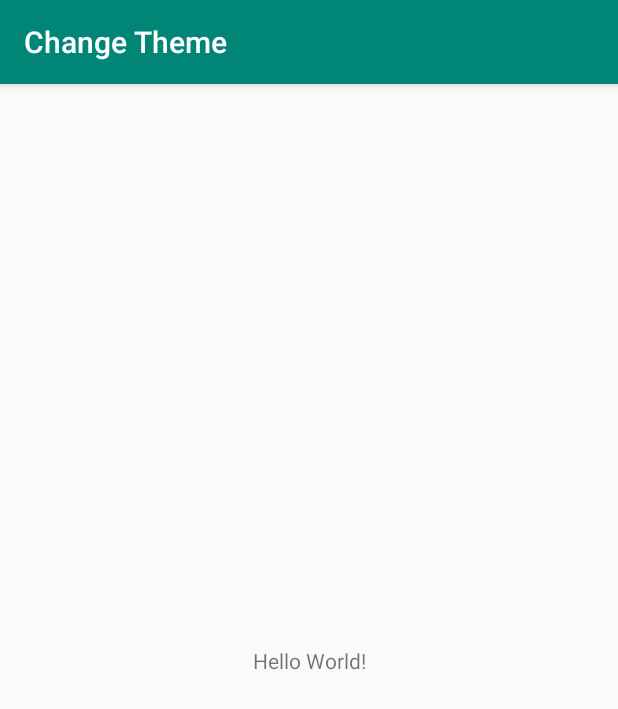
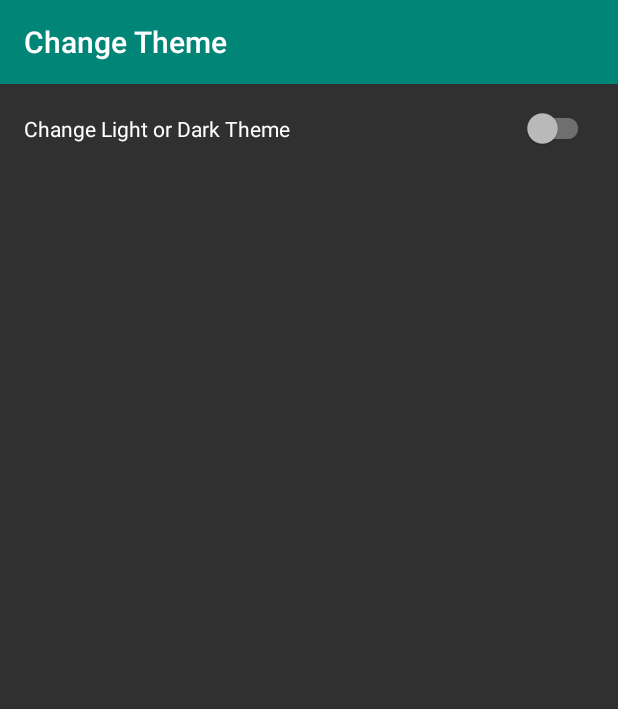
Before and after one commit to yoesuv/android-change-theme, an Android app: the screen it shows after launch (MainActivity), on a phone screen of 412 x 824 dp. Shown: the top 709 px of the screen. Run offline under Robolectric (Android 15) with nearby library versions, the phone set to English and light mode, and no system bars.

Commit message:
:pencil: setup activity

```diff
--- a/app/build.gradle
+++ b/app/build.gradle
@@ -1,7 +1,5 @@
 apply plugin: 'com.android.application'
-
 apply plugin: 'kotlin-android'
-
 apply plugin: 'kotlin-android-extensions'
 
 android {
@@ -11,7 +9,7 @@ android {
         minSdkVersion 16
         targetSdkVersion 28
         versionCode 1
-        versionName "1.0"
+        versionName "1.0.0"
         testInstrumentationRunner "android.support.test.runner.AndroidJUnitRunner"
     }
     buildTypes {
--- a/app/src/main/AndroidManifest.xml
+++ b/app/src/main/AndroidManifest.xml
@@ -8,7 +8,7 @@
         android:label="@string/app_name"
         android:roundIcon="@mipmap/ic_launcher_round"
         android:supportsRtl="true"
-        android:theme="@style/AppTheme">
+        android:theme="@style/AppThemeDark">
         <activity android:name=".MainActivity">
             <intent-filter>
                 <action android:name="android.intent.action.MAIN" />
--- a/app/src/main/java/com/yoesuv/changetheme/MainActivity.kt
+++ b/app/src/main/java/com/yoesuv/changetheme/MainActivity.kt
@@ -2,11 +2,29 @@ package com.yoesuv.changetheme
 
 import android.support.v7.app.AppCompatActivity
 import android.os.Bundle
+import android.util.Log
+import android.widget.CompoundButton
+import kotlinx.android.synthetic.main.activity_main.*
 
 class MainActivity : AppCompatActivity() {
 
     override fun onCreate(savedInstanceState: Bundle?) {
         super.onCreate(savedInstanceState)
         setContentView(R.layout.activity_main)
+        setSupportActionBar(toolbar)
+
+        setupSwitch()
+    }
+
+    private fun setupSwitch(){
+        switchMain.setOnCheckedChangeListener { _: CompoundButton, b: Boolean ->
+            Log.d("result_debug","MainActivity # setupSwitch $b")
+            if (b) {
+                setTheme(R.style.AppThemeLight)
+            } else {
+                setTheme(R.style.AppThemeDark)
+            }
+
+        }
     }
 }
--- a/app/src/main/res/layout/activity_main.xml
+++ b/app/src/main/res/layout/activity_main.xml
@@ -1,18 +1,32 @@
 <?xml version="1.0" encoding="utf-8"?>
-<android.support.constraint.ConstraintLayout xmlns:android="http://schemas.android.com/apk/res/android"
+<LinearLayout
+    xmlns:android="http://schemas.android.com/apk/res/android"
     xmlns:app="http://schemas.android.com/apk/res-auto"
     xmlns:tools="http://schemas.android.com/tools"
+    android:orientation="vertical"
     android:layout_width="match_parent"
     android:layout_height="match_parent"
     tools:context=".MainActivity">
 
-    <TextView
-        android:layout_width="wrap_content"
+    <android.support.v7.widget.Toolbar
+        android:id="@+id/toolbar"
+        android:background="@color/colorPrimary"
+        android:layout_width="match_parent"
+        android:layout_height="wrap_content"/>
+
+    <LinearLayout
+        android:orientation="vertical"
+        android:layout_width="match_parent"
         android:layout_height="wrap_content"
-        android:text="Hello World!"
-        app:layout_constraintBottom_toBottomOf="parent"
-        app:layout_constraintLeft_toLeftOf="parent"
-        app:layout_constraintRight_toRightOf="parent"
-        app:layout_constraintTop_toTopOf="parent" />
+        android:padding="16dp">
 
-</android.support.constraint.ConstraintLayout>
+        <android.support.v7.widget.SwitchCompat
+            android:id="@+id/switchMain"
+            android:layout_width="match_parent"
+            android:layout_height="wrap_content"
+            android:text="@string/change_light_dark_theme"
+            app:switchPadding="10dp" />
+
+    </LinearLayout>
+
+</LinearLayout>
--- a/app/src/main/res/values/strings.xml
+++ b/app/src/main/res/values/strings.xml
@@ -1,3 +1,5 @@
 <resources>
     <string name="app_name">Change Theme</string>
+
+    <string name="change_light_dark_theme">Change Light or Dark Theme </string>
 </resources>
--- a/app/src/main/res/values/styles.xml
+++ b/app/src/main/res/values/styles.xml
@@ -1,11 +1,25 @@
 <resources>
 
     <!-- Base application theme. -->
-    <style name="AppTheme" parent="Theme.AppCompat.Light.DarkActionBar">
+    <style name="AppThemeLight" parent="Theme.AppCompat.Light.NoActionBar">
         <!-- Customize your theme here. -->
         <item name="colorPrimary">@color/colorPrimary</item>
         <item name="colorPrimaryDark">@color/colorPrimaryDark</item>
         <item name="colorAccent">@color/colorAccent</item>
+        <item name="android:windowAnimationStyle">@style/WindowAnimationTransition</item>
+    </style>
+
+    <style name="AppThemeDark" parent="Theme.AppCompat.NoActionBar">
+        <!-- Customize your theme here. -->
+        <item name="colorPrimary">@color/colorPrimary</item>
+        <item name="colorPrimaryDark">@color/colorPrimaryDark</item>
+        <item name="colorAccent">@color/colorAccent</item>
+        <item name="android:windowAnimationStyle">@style/WindowAnimationTransition</item>
+    </style>
+
+    <style name="WindowAnimationTransition">
+        <item name="android:windowEnterAnimation">@android:anim/fade_in</item>
+        <item name="android:windowExitAnimation">@android:anim/fade_out</item>
     </style>
 
 </resources>
```
